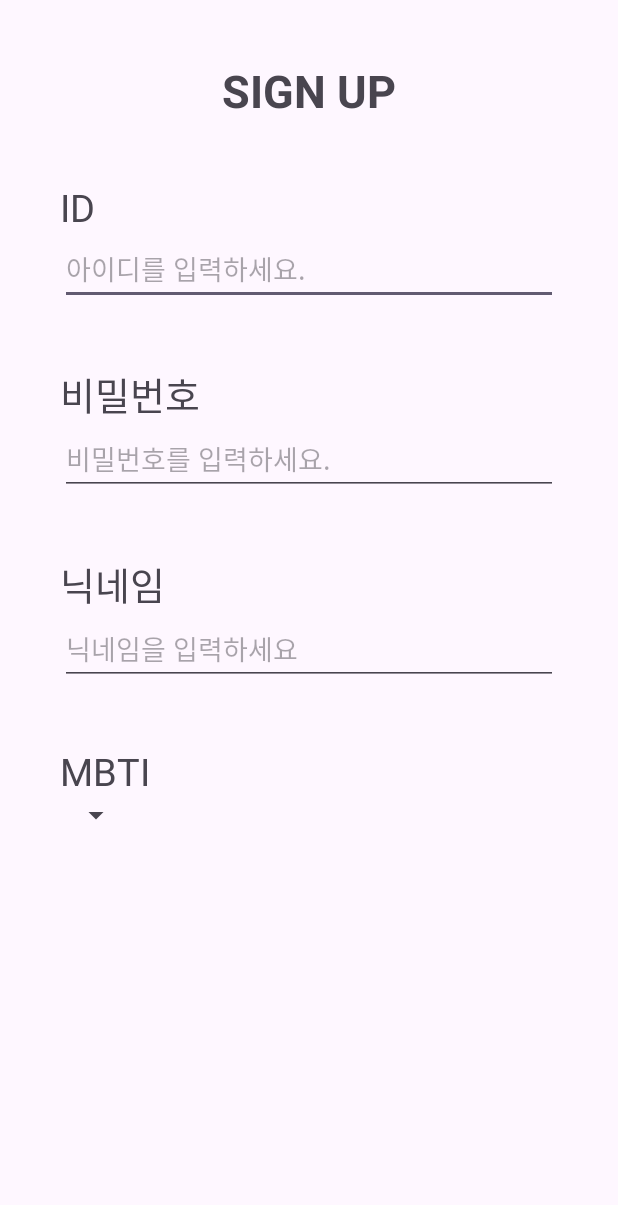
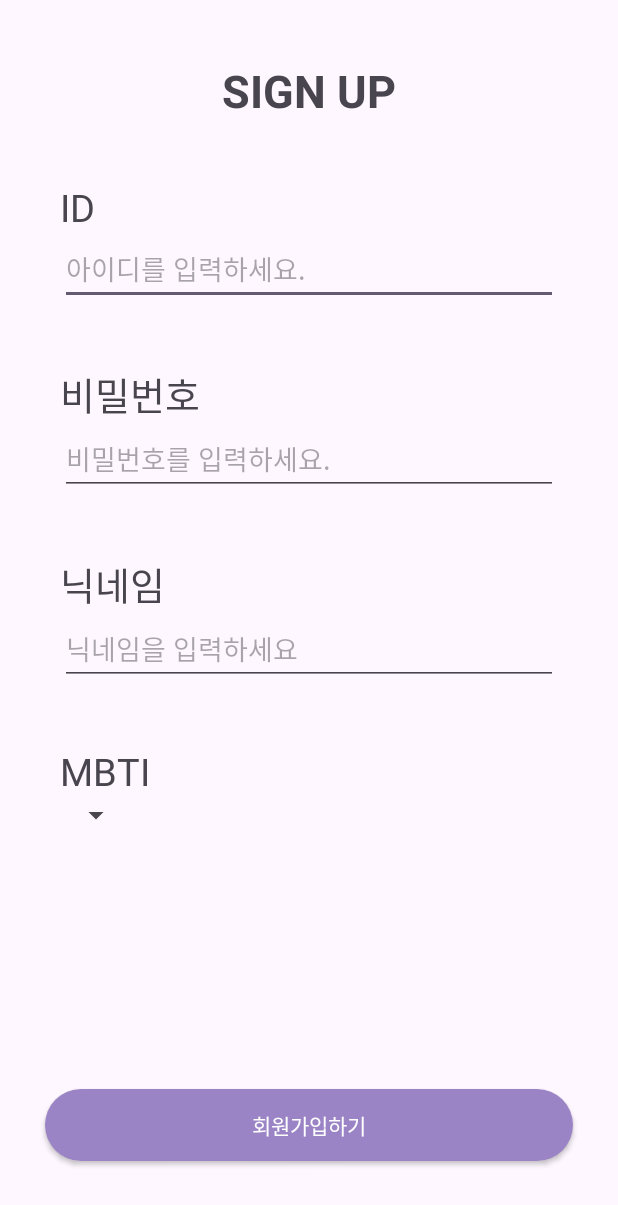
Before and after one commit to NOW-SOPT-ANDROID/yeonjeen-lee, an Android app: the layout activity_signup.xml on its own in the app's theme, with its tools: preview values and no code run, on a phone screen of 412 x 824 dp. Shown: the top 1205 px of the screen. Run offline under Robolectric (Android 15) with nearby library versions, the phone set to English and light mode, and no system bars.

Commit message:
feat: 회원가입 버튼 추가

```diff
--- a/app/src/main/res/layout/activity_signup.xml
+++ b/app/src/main/res/layout/activity_signup.xml
@@ -94,4 +94,17 @@
         app:layout_constraintTop_toBottomOf="@id/tvSignUpMbtiTitle"
         app:layout_constraintStart_toStartOf="@id/tvSignUpMbtiTitle"/>
 
+    <androidx.appcompat.widget.AppCompatButton
+        android:id="@+id/btnGotoSignUp"
+        android:layout_width="match_parent"
+        android:layout_height="wrap_content"
+        android:text="회원가입하기"
+        android:textColor="@color/white"
+        android:background="@drawable/bg_solid100_purple"
+        android:layout_marginBottom="50dp"
+        android:layout_marginHorizontal="30dp"
+        app:layout_constraintBottom_toBottomOf="parent"
+        app:layout_constraintStart_toStartOf="parent"
+        app:layout_constraintEnd_toEndOf="parent"/>
+
 </androidx.constraintlayout.widget.ConstraintLayout>
```
